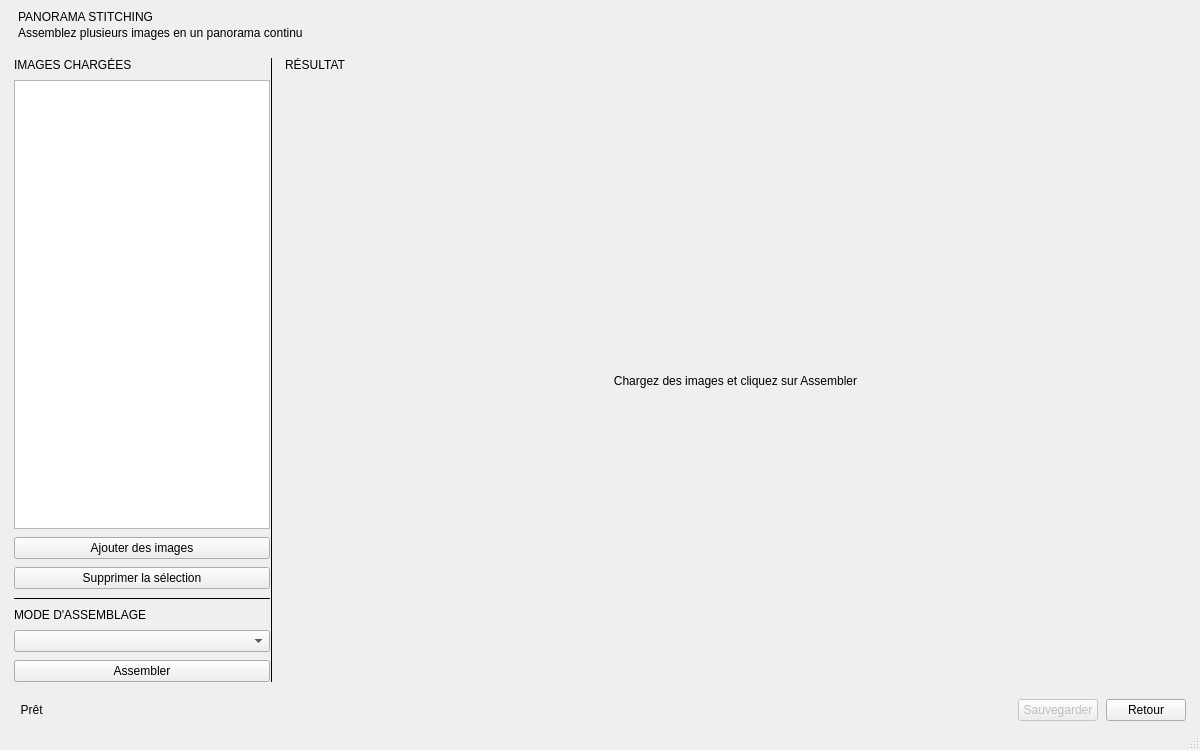
The window that opencv-project-team_4/application_Team4/PanoramaStitching.ui (arcreane/opencv-project-team_4) describes before a commit, drawn with Qt 5.
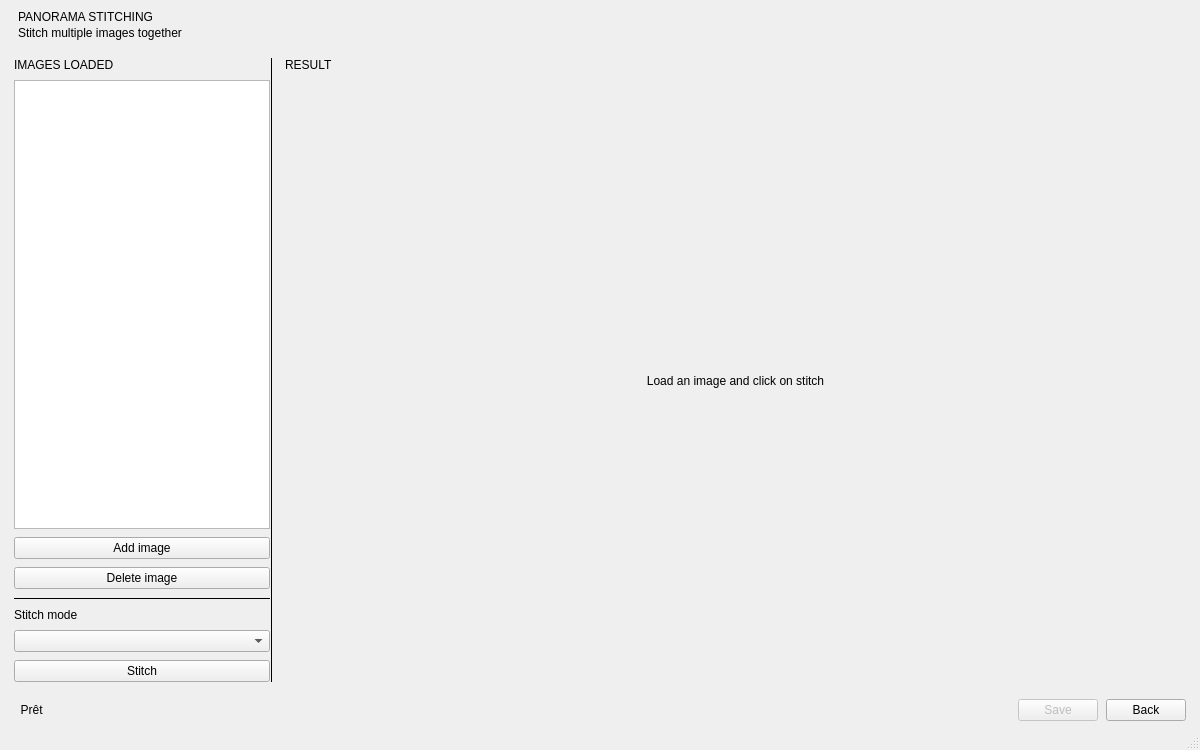
The same window after the commit.

Patch:
```diff
--- a/opencv-project-team_4/application_Team4/PanoramaStitching.ui
+++ b/opencv-project-team_4/application_Team4/PanoramaStitching.ui
@@ -35,7 +35,9 @@
        </item>
        <item>
         <widget class="QLabel" name="subtitleLabel">
-         <property name="text"><string>Assemblez plusieurs images en un panorama continu</string></property>
+         <property name="text">
+          <string>Stitch multiple images together</string>
+         </property>
         </widget>
        </item>
       </layout>
@@ -66,7 +68,9 @@
 
          <item>
           <widget class="QLabel" name="labelImages">
-           <property name="text"><string>IMAGES CHARGÉES</string></property>
+           <property name="text">
+            <string>IMAGES LOADED</string>
+           </property>
           </widget>
          </item>
 
@@ -83,15 +87,17 @@
 
          <item>
           <widget class="QPushButton" name="addImagesButton">
-           <property name="text"><string>Ajouter des images</string></property>
-           <property name="minimumHeight"><number>36</number></property>
+           <property name="text">
+            <string>Add image</string>
+           </property>
           </widget>
          </item>
 
          <item>
           <widget class="QPushButton" name="removeImageButton">
-           <property name="text"><string>Supprimer la sélection</string></property>
-           <property name="minimumHeight"><number>32</number></property>
+           <property name="text">
+            <string>Delete image</string>
+           </property>
           </widget>
          </item>
 
@@ -104,7 +110,9 @@
 
          <item>
           <widget class="QLabel" name="labelMode">
-           <property name="text"><string>MODE D'ASSEMBLAGE</string></property>
+           <property name="text">
+            <string>Stitch mode</string>
+           </property>
           </widget>
          </item>
 
@@ -116,8 +124,9 @@
 
          <item>
           <widget class="QPushButton" name="stitchButton">
-           <property name="text"><string>Assembler</string></property>
-           <property name="minimumHeight"><number>52</number></property>
+           <property name="text">
+            <string>Stitch</string>
+           </property>
           </widget>
          </item>
 
@@ -152,20 +161,26 @@
 
          <item>
           <widget class="QLabel" name="labelResult">
-           <property name="text"><string>RÉSULTAT</string></property>
+           <property name="text">
+            <string>RESULT</string>
+           </property>
           </widget>
          </item>
 
          <item>
           <widget class="QLabel" name="resultLabel">
-           <property name="text"><string>Chargez des images et cliquez sur Assembler</string></property>
-           <property name="alignment"><set>Qt::AlignmentFlag::AlignCenter</set></property>
            <property name="sizePolicy">
             <sizepolicy hsizetype="Expanding" vsizetype="Expanding">
              <horstretch>0</horstretch>
              <verstretch>1</verstretch>
             </sizepolicy>
            </property>
+           <property name="text">
+            <string>Load an image and click on stitch</string>
+           </property>
+           <property name="alignment">
+            <set>Qt::AlignmentFlag::AlignCenter</set>
+           </property>
           </widget>
          </item>
 
@@ -203,18 +218,20 @@
 
        <item>
         <widget class="QPushButton" name="saveButton">
-         <property name="text"><string>Sauvegarder</string></property>
-         <property name="minimumWidth"><number>130</number></property>
-         <property name="minimumHeight"><number>32</number></property>
-         <property name="enabled"><bool>false</bool></property>
+         <property name="enabled">
+          <bool>false</bool>
+         </property>
+         <property name="text">
+          <string>Save</string>
+         </property>
         </widget>
        </item>
 
        <item>
         <widget class="QPushButton" name="backButton">
-         <property name="text"><string>Retour</string></property>
-         <property name="minimumWidth"><number>110</number></property>
-         <property name="minimumHeight"><number>32</number></property>
+         <property name="text">
+          <string>Back</string>
+         </property>
         </widget>
        </item>
 
```
Left out of the diff: 214 changed lines with no effect on the pictures.
